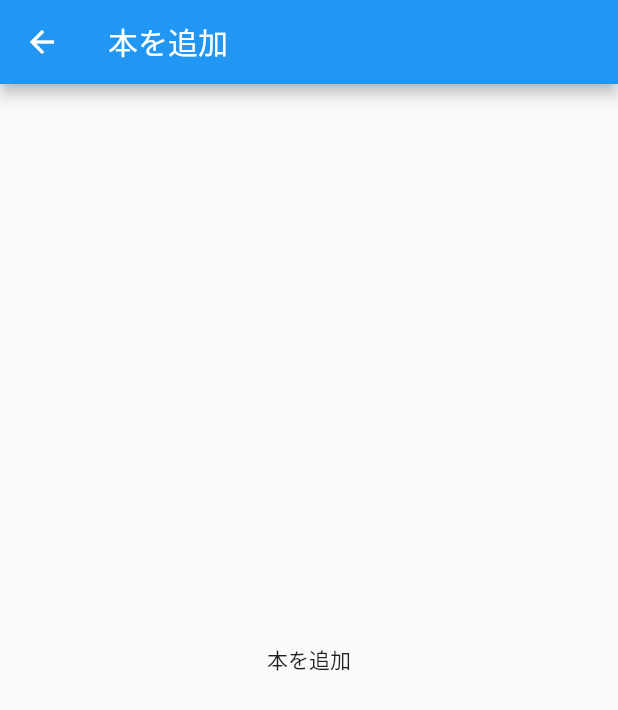
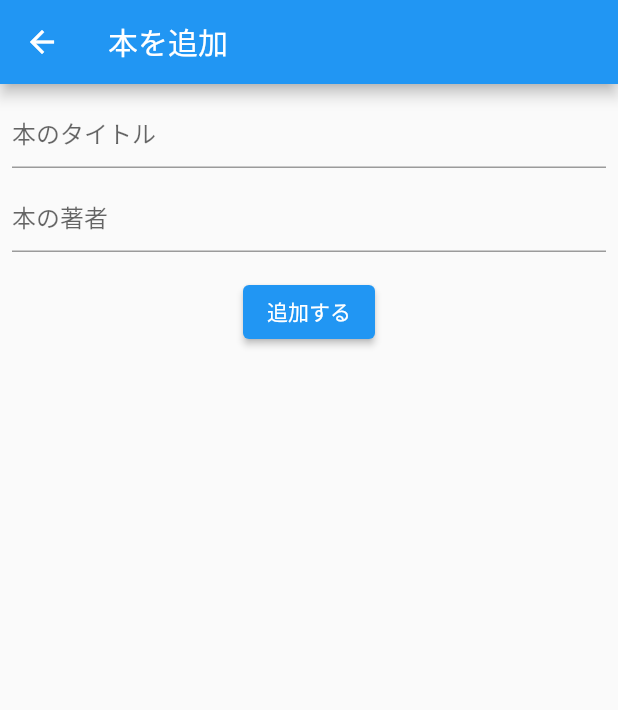
Before and after one commit to kita3folio/flutter_university, a Flutter app: the AddBookPage screen opened directly, on a phone screen of 412 x 824 dp. Shown: the top 710 px of the screen. Run offline on Flutter 3.47's test engine with Material 2 defaults, Android fonts, the phone set to English and light mode, and no system bars; our stand-ins replace cloud_firestore, firebase_core; accounts and stored records are empty.

Commit message:
書籍の追加機能を実装（エラー処理あり）

```diff
--- a/lib/add_book/add_book_model.dart
+++ b/lib/add_book/add_book_model.dart
@@ -1,7 +1,21 @@
 import 'package:flutter/material.dart';
 import 'package:cloud_firestore/cloud_firestore.dart';
-import 'package:flutter_university/domain/book.dart';
 
 class AddBookModel extends ChangeNotifier {
-  void addBook() async {}
+  String? title;
+  String? author;
+  Future addBook() async {
+    if (title == null || title!.isEmpty) {
+      throw '本のタイトルが入力されていません';
+    }
+    if (author == null || author!.isEmpty) {
+      throw '本の著者が入力されていません';
+    }
+
+    // firestoreに追加
+    await FirebaseFirestore.instance.collection('books').add({
+      'title': title,
+      'author': author,
+    });
+  }
 }
--- a/lib/add_book/add_book_page.dart
+++ b/lib/add_book/add_book_page.dart
@@ -14,7 +14,53 @@ class AddBookPage extends StatelessWidget {
         ),
         body: Center(
           child: Consumer<AddBookModel>(builder: (contex, model, child) {
-            return Text("本を追加");
+            return Padding(
+              padding: const EdgeInsets.all(8.0),
+              child: Column(
+                children: [
+                  TextField(
+                    decoration: InputDecoration(
+                      hintText: '本のタイトル',
+                    ),
+                    onChanged: (text) {
+                      model.title = text;
+                    },
+                  ),
+                  SizedBox(
+                    height: 8,
+                  ),
+                  TextField(
+                    decoration: InputDecoration(
+                      hintText: '本の著者',
+                    ),
+                    onChanged: (text) {
+                      model.author = text;
+                    },
+                  ),
+                  SizedBox(
+                    height: 16,
+                  ),
+                  ElevatedButton(
+                      onPressed: () async {
+                        try {
+                          await model.addBook();
+                          final snackBar = SnackBar(
+                            backgroundColor: Colors.green,
+                            content: Text('本を追加しました'),
+                          );
+                          ScaffoldMessenger.of(context).showSnackBar(snackBar);
+                        } catch (e) {
+                          final snackBar = SnackBar(
+                            backgroundColor: Colors.red,
+                            content: Text(e.toString()),
+                          );
+                          ScaffoldMessenger.of(context).showSnackBar(snackBar);
+                        }
+                      },
+                      child: Text('追加する'))
+                ],
+              ),
+            );
           }),
         ),
       ),
```
